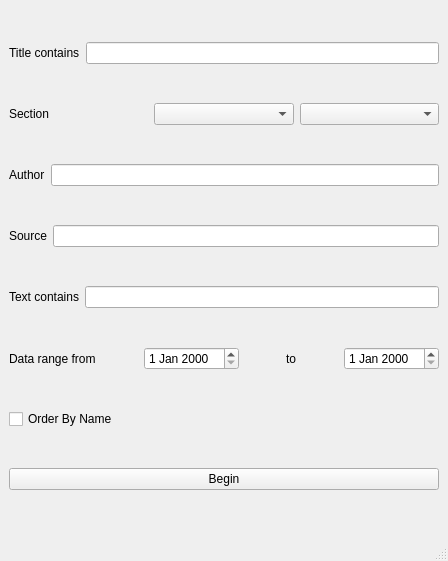
Qt form information_input.ui (BeandyXXV/Scraper_for_GlobalTimes) before a commit.
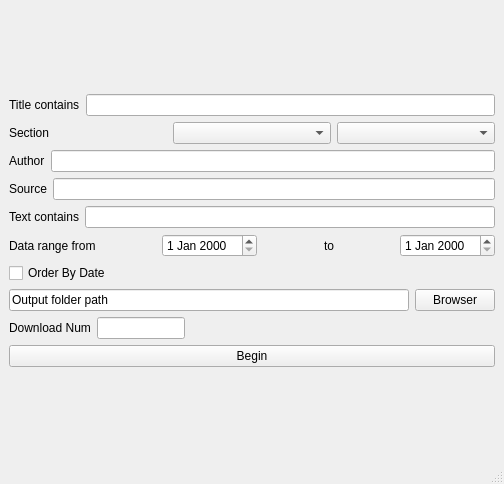
The same form after that commit.

Commit message: add function to browser output folder and set max number.

```diff
--- a/information_input.ui
+++ b/information_input.ui
@@ -6,15 +6,15 @@
    <rect>
     <x>0</x>
     <y>0</y>
-    <width>448</width>
-    <height>561</height>
+    <width>504</width>
+    <height>484</height>
    </rect>
   </property>
   <property name="windowTitle">
    <string>MainWindow</string>
   </property>
   <widget class="QWidget" name="centralwidget">
-   <layout class="QHBoxLayout" name="horizontalLayout_8">
+   <layout class="QVBoxLayout" name="verticalLayout_2">
     <item>
      <layout class="QVBoxLayout" name="verticalLayout">
       <item>
@@ -158,12 +158,57 @@
         <item>
          <widget class="QCheckBox" name="checkBox">
           <property name="text">
-           <string>Order By Name</string>
+           <string>Order By Date</string>
           </property>
          </widget>
         </item>
        </layout>
       </item>
+      <item>
+       <layout class="QHBoxLayout" name="horizontalLayout_9">
+        <item>
+         <widget class="QLineEdit" name="output_dir_text">
+          <property name="text">
+           <string>Output folder path</string>
+          </property>
+         </widget>
+        </item>
+        <item>
+         <widget class="QPushButton" name="browser_output_folder">
+          <property name="text">
+           <string>Browser</string>
+          </property>
+         </widget>
+        </item>
+       </layout>
+      </item>
+      <item>
+       <layout class="QHBoxLayout" name="horizontalLayout_8" stretch="1,2,7">
+        <item>
+         <widget class="QLabel" name="label_8">
+          <property name="text">
+           <string>Download Num</string>
+          </property>
+         </widget>
+        </item>
+        <item>
+         <widget class="QLineEdit" name="DownloadNumber"/>
+        </item>
+        <item>
+         <spacer name="horizontalSpacer_4">
+          <property name="orientation">
+           <enum>Qt::Horizontal</enum>
+          </property>
+          <property name="sizeHint" stdset="0">
+           <size>
+            <width>40</width>
+            <height>20</height>
+           </size>
+          </property>
+         </spacer>
+        </item>
+       </layout>
+      </item>
       <item>
        <widget class="QPushButton" name="ScrapingBegin">
         <property name="text">
```
The commit also changes 4 other files.
